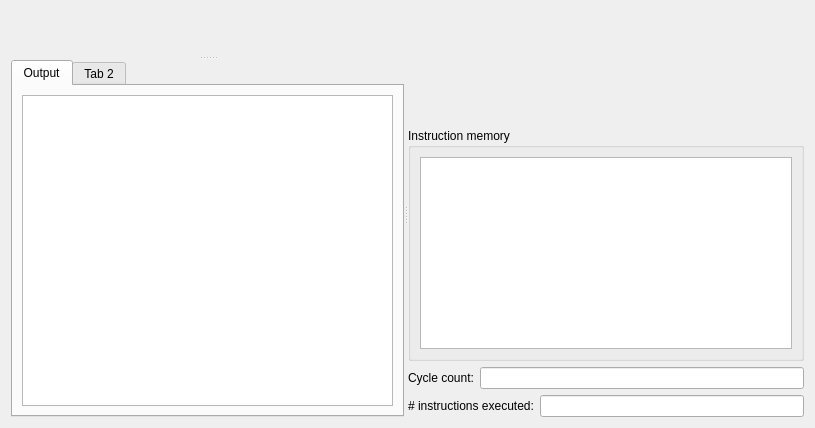
This is src/processortab.ui in mortbopet/Ripes as Qt 5 draws it before an edit. The edited form follows.
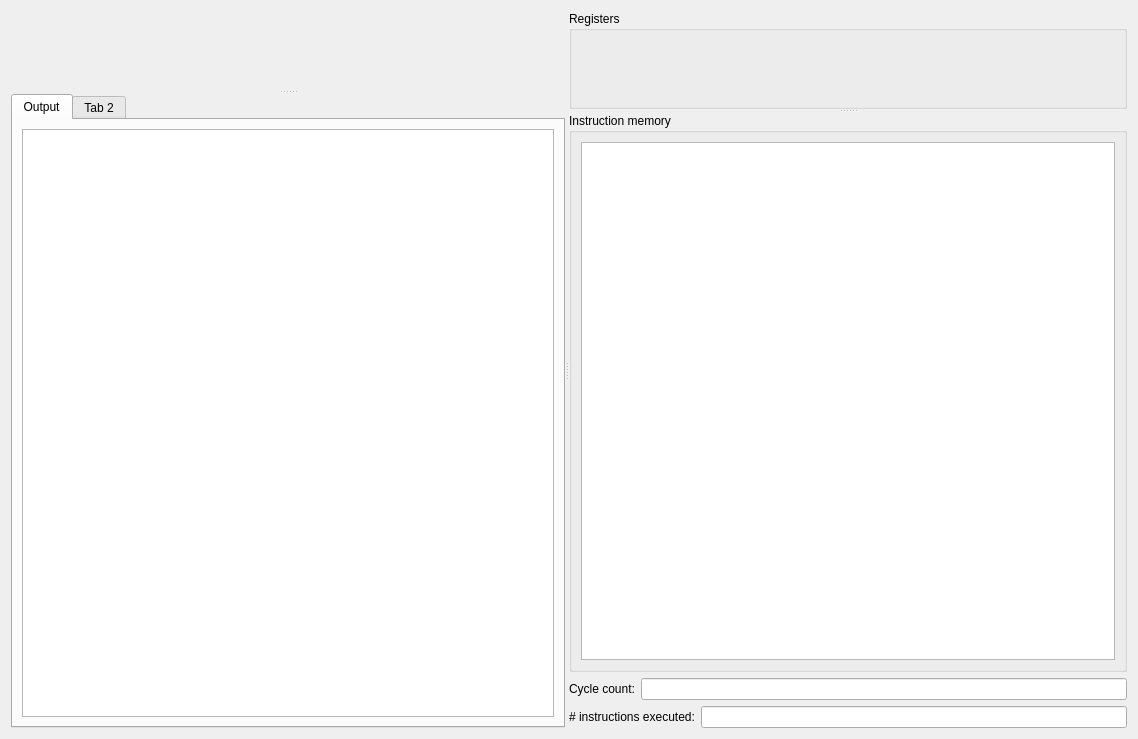
This is the edited form. Custom widgets are drawn as their Qt base class.

Commit message: Reimplement register widget through MVC paradigm

What changed in the file:
```diff
--- a/src/processortab.ui
+++ b/src/processortab.ui
@@ -6,14 +6,14 @@
    <rect>
     <x>0</x>
     <y>0</y>
-    <width>815</width>
-    <height>428</height>
+    <width>1138</width>
+    <height>739</height>
    </rect>
   </property>
   <property name="windowTitle">
    <string>Form</string>
   </property>
-  <layout class="QGridLayout" name="gridLayout_2">
+  <layout class="QGridLayout" name="gridLayout_5">
    <item row="0" column="0">
     <widget class="QSplitter" name="viewSplitter">
      <property name="orientation">
@@ -96,30 +96,40 @@
       </layout>
      </widget>
      <widget class="QWidget" name="verticalLayoutWidget">
-      <layout class="QVBoxLayout" name="verticalLayout_4" stretch="1,1,0,0">
+      <layout class="QVBoxLayout" name="verticalLayout_4" stretch="0,0,0">
        <item>
-        <widget class="RegisterContainerWidget" name="registerContainer" native="true">
+        <layout class="QGridLayout" name="gridLayout_4">
+         <item row="0" column="0">
+          <widget class="QSplitter" name="rightBarSplitter">
+           <property name="orientation">
+            <enum>Qt::Vertical</enum>
+           </property>
+           <property name="childrenCollapsible">
+            <bool>false</bool>
+           </property>
+           <widget class="QGroupBox" name="groupBox">
          <property name="sizePolicy">
           <sizepolicy hsizetype="Preferred" vsizetype="MinimumExpanding">
            <horstretch>0</horstretch>
            <verstretch>0</verstretch>
           </sizepolicy>
          </property>
-         <property name="minimumSize">
-          <size>
-           <width>0</width>
-           <height>100</height>
-          </size>
-         </property>
-         <property name="baseSize">
-          <size>
-           <width>0</width>
-           <height>0</height>
-          </size>
+            <property name="title">
+             <string>Registers</string>
+            </property>
+            <layout class="QGridLayout" name="gridLayout_2">
+             <item row="0" column="0">
+              <widget class="RegisterWidget" name="registerWidget" native="true">
+               <property name="sizePolicy">
+                <sizepolicy hsizetype="Preferred" vsizetype="MinimumExpanding">
+                 <horstretch>0</horstretch>
+                 <verstretch>0</verstretch>
+                </sizepolicy>
          </property>
         </widget>
        </item>
-       <item>
+            </layout>
+           </widget>
         <widget class="QGroupBox" name="groupBox_3">
          <property name="minimumSize">
           <size>
@@ -143,6 +153,9 @@
           </item>
          </layout>
         </widget>
+          </widget>
+         </item>
+        </layout>
        </item>
        <item>
         <layout class="QHBoxLayout" name="horizontalLayout_4">
@@ -199,18 +212,18 @@
   </layout>
  </widget>
  <customwidgets>
-  <customwidget>
-   <class>RegisterContainerWidget</class>
-   <extends>QWidget</extends>
-   <header>registercontainerwidget.h</header>
-   <container>1</container>
-  </customwidget>
   <customwidget>
    <class>vsrtl::VSRTLWidget</class>
    <extends>QWidget</extends>
    <header>VSRTL/graphics/vsrtl_widget.h</header>
    <container>1</container>
   </customwidget>
+  <customwidget>
+   <class>RegisterWidget</class>
+   <extends>QWidget</extends>
+   <header>registerwidget.h</header>
+   <container>1</container>
+  </customwidget>
  </customwidgets>
  <resources/>
  <connections/>
```
Lines whose indentation alone changed are shown as unchanged. The commit also changes 21 other files.
